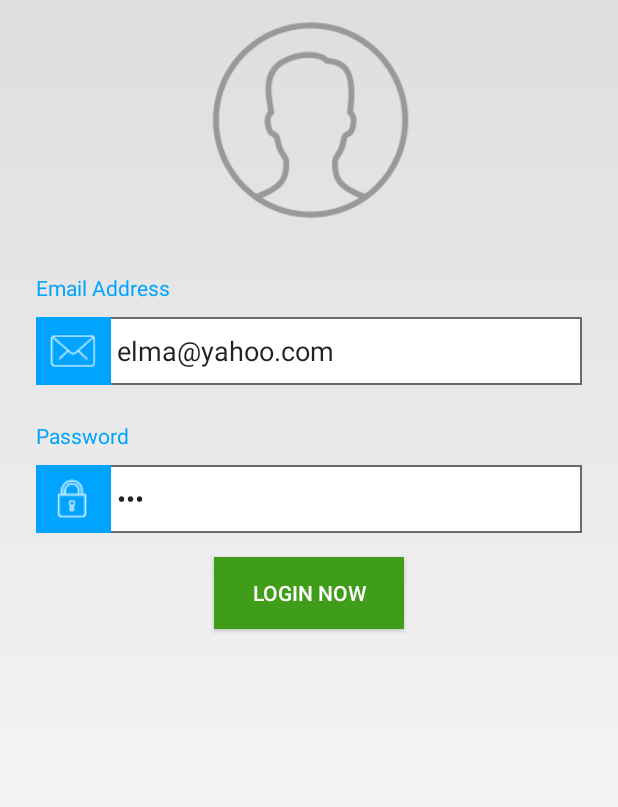
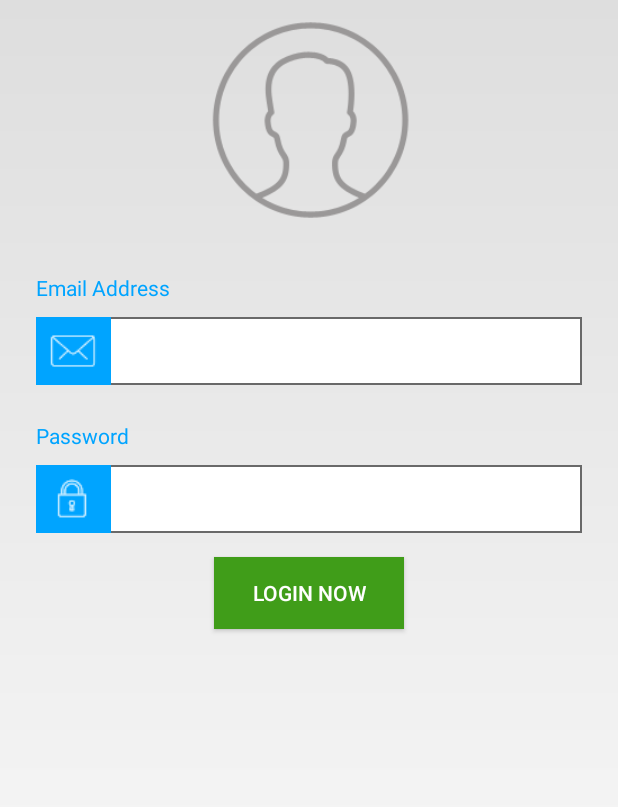
Before and after one commit to Nobel1893/EmployeeTracker, an Android app: the layout content_login_hr.xml on its own in the app's theme, with its tools: preview values and no code run, on a phone screen of 412 x 824 dp. Shown: the top 807 px of the screen. Run offline under Robolectric (Android 15) with nearby library versions, the phone set to English and light mode, and no system bars.

Commit message:
final edit

```diff
--- a/app/src/main/java/com/nobel/employeetracker/EMP/Tasks.java
+++ b/app/src/main/java/com/nobel/employeetracker/EMP/Tasks.java
@@ -102,12 +102,18 @@ public class Tasks extends NobelFragment implements View.OnClickListener {
 
 
     public void getFinishedTasks(){
+        finished.setBackgroundColor(getResources().getColor(R.color.green));
+        unfinished.setBackgroundColor(getResources().getColor(R.color.grey));
+
         activity.GetLoadingDialogue();
         connector.getFinishedTasksForEmployee(MyApplication.EMPID,callback);
 
     }
 
     public void getUnFinishedTasks(){
+        unfinished.setBackgroundColor(getResources().getColor(R.color.green));
+        finished.setBackgroundColor(getResources().getColor(R.color.grey));
+
         activity.GetLoadingDialogue();
         connector.getUnFinishedTasksForEmployee(MyApplication.EMPID,callback);
     }
--- a/app/src/main/res/layout/content_login_employee.xml
+++ b/app/src/main/res/layout/content_login_employee.xml
@@ -49,7 +49,6 @@
                 android:layout_width="match_parent"
                 android:layout_height="wrap_content"
                 android:id="@+id/email"
-                android:text="n@hr.com"
                 android:inputType="textEmailAddress"
                 android:backgroundTint="@color/transparent"/>
         </LinearLayout>
@@ -83,7 +82,6 @@
                 android:layout_width="match_parent"
                 android:layout_height="wrap_content"
                 android:id="@+id/password"
-                android:text="111"
                 android:inputType="textPassword"
                 android:backgroundTint="@color/transparent"/>
         </LinearLayout>
--- a/app/src/main/res/layout/content_login_hr.xml
+++ b/app/src/main/res/layout/content_login_hr.xml
@@ -49,7 +49,6 @@
                 android:layout_width="match_parent"
                 android:layout_height="wrap_content"
                 android:id="@+id/email"
-                android:text="elma@yahoo.com"
                 android:inputType="textEmailAddress"
                 android:backgroundTint="@color/transparent"/>
         </LinearLayout>
@@ -83,7 +82,6 @@
                 android:layout_width="match_parent"
                 android:layout_height="wrap_content"
                 android:id="@+id/password"
-                android:text="111"
                 android:inputType="textPassword"
                 android:backgroundTint="@color/transparent"/>
         </LinearLayout>
```
